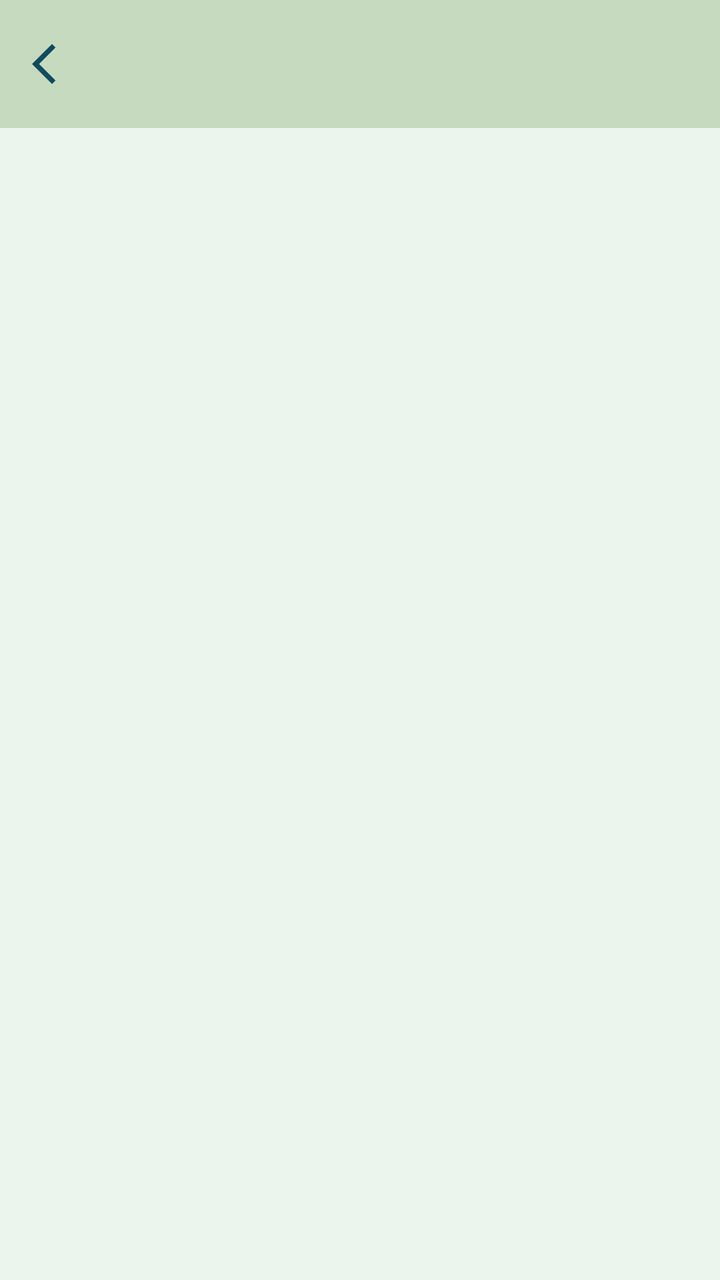
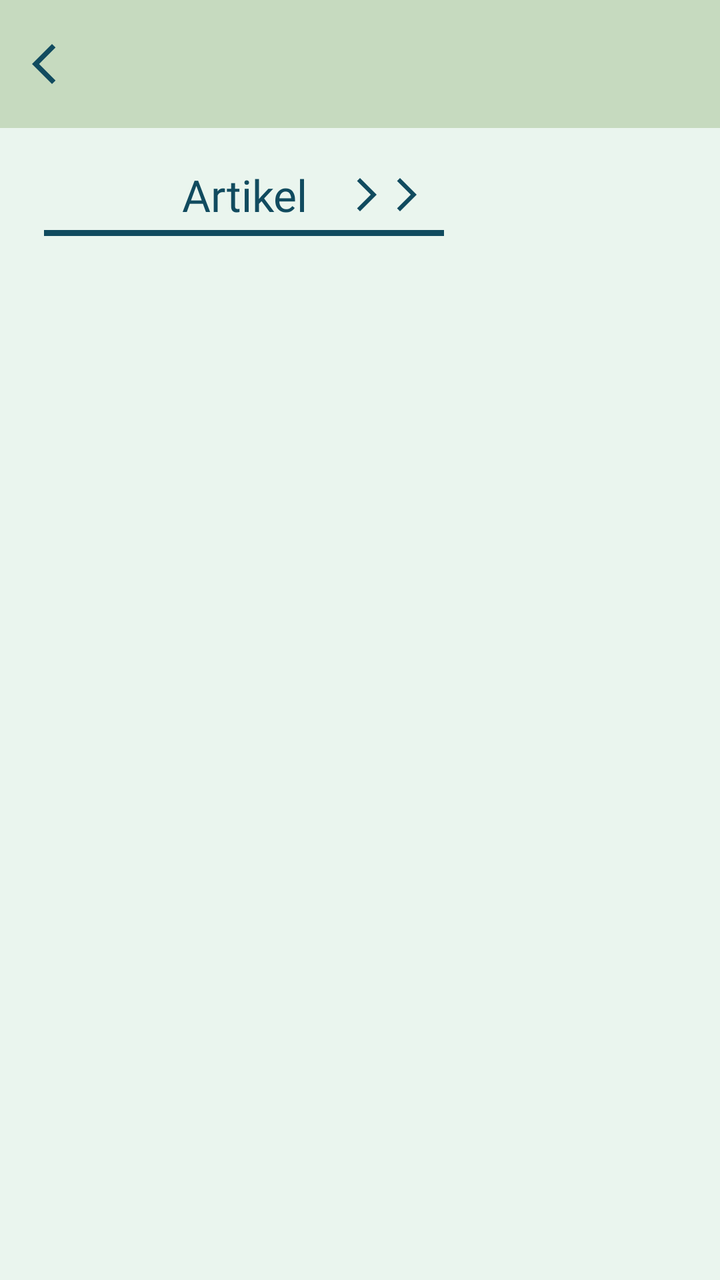

Two renders of the same Android screen: before a commit and after it. Below are the layout's source before the change and the commit's diff.
<!-- AndroidManifest.xml: application theme Theme.Sherine_TIA -->
<!-- res/layout/fragment_articles.xml -->
<?xml version="1.0" encoding="utf-8"?>
<androidx.coordinatorlayout.widget.CoordinatorLayout xmlns:android="http://schemas.android.com/apk/res/android"
    xmlns:app="http://schemas.android.com/apk/res-auto"
    xmlns:tools="http://schemas.android.com/tools"
    android:layout_width="match_parent"
    android:layout_height="match_parent"
    android:layout_gravity="center"
    android:background="@color/bgColour"
    tools:context=".Articles.ArticlesFragment">

    <com.google.android.material.appbar.AppBarLayout
        android:id="@+id/appBarLayout"
        android:layout_width="match_parent"
        android:layout_height="wrap_content"
        android:theme="@style/ThemeOverlay.AppCompat.Dark.ActionBar">

        <androidx.appcompat.widget.Toolbar
            android:id="@+id/toolbar"
            android:layout_width="match_parent"
            android:layout_height="?attr/actionBarSize"
            android:background="@color/lightGreen"
            app:navigationIcon="@drawable/outline_arrow_back"
            app:layout_scrollFlags="scroll|enterAlways"
            app:titleTextColor="@color/blue" />
    </com.google.android.material.appbar.AppBarLayout>

    <ListView
        android:id="@+id/listMessageItems"
        android:layout_width="match_parent"
        android:layout_height="635dp"
        app:layout_behavior="@string/appbar_scrolling_view_behavior" />

</androidx.coordinatorlayout.widget.CoordinatorLayout>
<!-- resources referenced by this layout -->
<resources>
  <color name="bgColour">#EAF5EE</color>
  <color name="blue">#114B5F</color>
  <color name="lightGreen">#C6DABF</color>
  <!-- drawable outline_arrow_back (drawable) -->
  <vector xmlns:android="http://schemas.android.com/apk/res/android" android:autoMirrored="true" android:height="24dp" android:tint="#114B5F" android:viewportHeight="960" android:viewportWidth="960" android:width="24dp">
        
      <path android:fillColor="@android:color/white" android:pathData="M400,880L0,480L400,80L471,151L142,480L471,809L400,880Z"/>
      
  </vector>
  <style name="Theme.Sherine_TIA" parent="Base.Theme.Sherine_TIA" />
  <style name="Base.Theme.Sherine_TIA" parent="Theme.Material3.DayNight.NoActionBar">
          
          
      </style>
</resources>

<!-- the commit's change to res/layout/fragment_articles.xml (unified diff, before → after) -->
@@ -4,7 +4,6 @@
     xmlns:tools="http://schemas.android.com/tools"
     android:layout_width="match_parent"
     android:layout_height="match_parent"
-    android:layout_gravity="center"
     android:background="@color/bgColour"
     tools:context=".Articles.ArticlesFragment">
 
@@ -20,14 +19,139 @@
             android:layout_height="?attr/actionBarSize"
             android:background="@color/lightGreen"
             app:navigationIcon="@drawable/outline_arrow_back"
-            app:layout_scrollFlags="scroll|enterAlways"
-            app:titleTextColor="@color/blue" />
+            app:titleTextColor="@color/blue"
+            app:subtitleTextColor="@color/blue" />
+
     </com.google.android.material.appbar.AppBarLayout>
 
-    <ListView
-        android:id="@+id/listMessageItems"
+    <androidx.core.widget.NestedScrollView
+        android:id="@+id/articleScrollView"
         android:layout_width="match_parent"
-        android:layout_height="635dp"
-        app:layout_behavior="@string/appbar_scrolling_view_behavior" />
+        android:layout_height="match_parent"
+        android:fillViewport="true"
+        android:scrollbars="none"
+        android:overScrollMode="never"
+        app:layout_behavior="@string/appbar_scrolling_view_behavior">
+
+        <androidx.constraintlayout.widget.ConstraintLayout
+            android:layout_width="match_parent"
+            android:layout_height="wrap_content"
+            android:paddingBottom="24dp">
+
+            <TextView
+                android:id="@+id/txtArtikel"
+                android:layout_width="wrap_content"
+                android:layout_height="35dp"
+                android:layout_marginTop="16dp"
+                android:fontFamily="@font/sora_semibold"
+                android:gravity="center"
+                android:text="Artikel"
+                android:textColor="@color/blue"
+                android:textSize="22sp"
+                app:layout_constraintEnd_toEndOf="parent"
+                app:layout_constraintHorizontal_bias="0.305"
+                app:layout_constraintStart_toStartOf="parent"
+                app:layout_constraintTop_toTopOf="parent" />
+
+            <LinearLayout
+                android:id="@+id/btnPrevPage"
+                android:layout_width="wrap_content"
+                android:layout_height="35dp"
+                android:layout_marginStart="50dp"
+                android:layout_marginEnd="15dp"
+                android:alpha="0"
+                android:clickable="true"
+                android:enabled="false"
+                android:focusable="true"
+                android:gravity="center"
+                android:orientation="horizontal"
+                app:layout_constraintBottom_toBottomOf="@id/txtArtikel"
+                app:layout_constraintEnd_toStartOf="@id/txtArtikel"
+                app:layout_constraintStart_toStartOf="parent"
+                app:layout_constraintTop_toTopOf="@id/txtArtikel">
+
+                <ImageView
+                    android:layout_width="20dp"
+                    android:layout_height="30dp"
+                    android:src="@drawable/outline_arrow_back" />
+
+                <ImageView
+                    android:layout_width="20dp"
+                    android:layout_height="30dp"
+                    android:src="@drawable/outline_arrow_back" />
+
+            </LinearLayout>
+
+            <LinearLayout
+                android:id="@+id/btnNextPage"
+                android:layout_width="wrap_content"
+                android:layout_height="35dp"
+                android:layout_marginStart="15dp"
+                android:clickable="true"
+                android:focusable="true"
+                android:gravity="center"
+                android:orientation="horizontal"
+                app:layout_constraintBottom_toBottomOf="@id/txtArtikel"
+                app:layout_constraintStart_toEndOf="@id/txtArtikel"
+                app:layout_constraintTop_toTopOf="@id/txtArtikel">
+
+                <ImageView
+                    android:layout_width="20dp"
+                    android:layout_height="30dp"
+                    android:rotation="180"
+                    android:src="@drawable/outline_arrow_back" />
+
+                <ImageView
+                    android:layout_width="20dp"
+                    android:layout_height="30dp"
+                    android:rotation="180"
+                    android:src="@drawable/outline_arrow_back" />
+
+            </LinearLayout>
+
+            <View
+                android:id="@+id/toolbarLine"
+                android:layout_width="200dp"
+                android:layout_height="3dp"
+                android:background="@color/blue"
+                app:layout_constraintEnd_toEndOf="@+id/txtArtikel"
+                app:layout_constraintStart_toStartOf="@+id/txtArtikel"
+                app:layout_constraintTop_toBottomOf="@id/txtArtikel" />
+
+            <HorizontalScrollView
+                android:id="@+id/chipScrollView"
+                android:layout_width="0dp"
+                android:layout_height="wrap_content"
+                android:layout_marginTop="12dp"
+                android:scrollbars="none"
+                android:fillViewport="false"
+                app:layout_constraintTop_toBottomOf="@id/toolbarLine"
+                app:layout_constraintStart_toStartOf="parent"
+                app:layout_constraintEnd_toEndOf="parent">
+
+                <com.google.android.material.chip.ChipGroup
+                    android:id="@+id/chipGroupKategori"
+                    android:layout_width="wrap_content"
+                    android:layout_height="wrap_content"
+                    android:paddingHorizontal="16dp"
+                    app:singleLine="true"
+                    app:singleSelection="true"
+                    app:selectionRequired="true"
+                    app:chipSpacingHorizontal="6dp" />
+
+            </HorizontalScrollView>
+
+            <LinearLayout
+                android:id="@+id/articleContainer"
+                android:layout_width="0dp"
+                android:layout_height="wrap_content"
+                android:layout_marginTop="12dp"
+                android:orientation="vertical"
+                app:layout_constraintTop_toBottomOf="@id/chipScrollView"
+                app:layout_constraintStart_toStartOf="parent"
+                app:layout_constraintEnd_toEndOf="parent" />
+
+        </androidx.constraintlayout.widget.ConstraintLayout>
+    </androidx.core.widget.NestedScrollView>
 
 </androidx.coordinatorlayout.widget.CoordinatorLayout>
